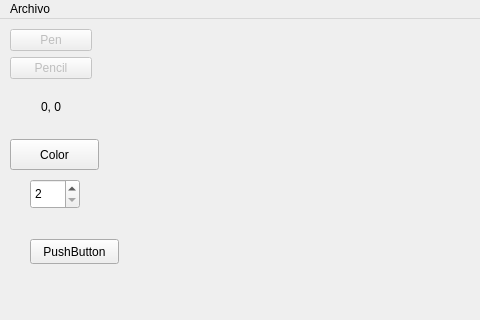
This is PaintPlusPlus/mainwindow.ui in Dcastroe10/Proyecto_2_Datos_II as Qt 5 draws it before an edit; both pictures show x 0 to 480 and y 0 to 320 of the 932 by 693 pixel window. The edited form follows.
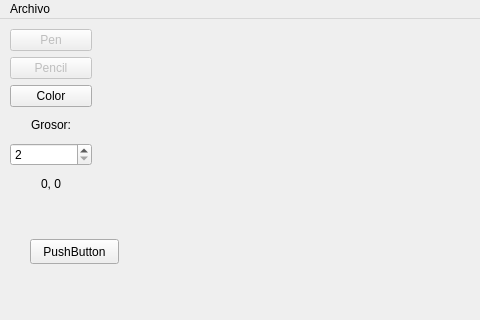
This is the edited form. Custom widgets are drawn as their Qt base class.

The edit to the form file:
```diff
--- a/PaintPlusPlus/mainwindow.ui
+++ b/PaintPlusPlus/mainwindow.ui
@@ -64,7 +64,7 @@
       <x>10</x>
       <y>10</y>
       <width>82</width>
-      <height>100</height>
+      <height>167</height>
      </rect>
     </property>
     <layout class="QGridLayout" name="gridLayout_2">
@@ -89,6 +89,13 @@
       </widget>
      </item>
      <item row="2" column="1">
+      <widget class="QPushButton" name="Color_button">
+       <property name="text">
+        <string>Color</string>
+       </property>
+      </widget>
+     </item>
+     <item row="5" column="1">
       <widget class="QLabel" name="mouseLocationLabel">
        <property name="text">
         <string>0, 0</string>
@@ -98,6 +105,29 @@
        </property>
       </widget>
      </item>
+     <item row="4" column="1">
+      <widget class="QSpinBox" name="spinBox">
+       <property name="minimum">
+        <number>2</number>
+       </property>
+       <property name="maximum">
+        <number>100</number>
+       </property>
+       <property name="singleStep">
+        <number>2</number>
+       </property>
+      </widget>
+     </item>
+     <item row="3" column="1">
+      <widget class="QLabel" name="label">
+       <property name="text">
+        <string>Grosor:</string>
+       </property>
+       <property name="alignment">
+        <set>Qt::AlignCenter</set>
+       </property>
+      </widget>
+     </item>
     </layout>
    </widget>
    <widget class="QPushButton" name="pushButton">
@@ -113,38 +143,6 @@
      <string>PushButton</string>
     </property>
    </widget>
-   <widget class="QSpinBox" name="spinBox">
-    <property name="geometry">
-     <rect>
-      <x>30</x>
-      <y>160</y>
-      <width>50</width>
-      <height>30</height>
-     </rect>
-    </property>
-    <property name="minimum">
-     <number>2</number>
-    </property>
-    <property name="maximum">
-     <number>100</number>
-    </property>
-    <property name="singleStep">
-     <number>2</number>
-    </property>
-   </widget>
-   <widget class="QPushButton" name="Color_button">
-    <property name="geometry">
-     <rect>
-      <x>10</x>
-      <y>120</y>
-      <width>89</width>
-      <height>31</height>
-     </rect>
-    </property>
-    <property name="text">
-     <string>Color</string>
-    </property>
-   </widget>
    <widget class="QPushButton" name="pushButton_3">
     <property name="geometry">
      <rect>
```
Left out of the diff: 22 changed lines with no effect on the pictures.
